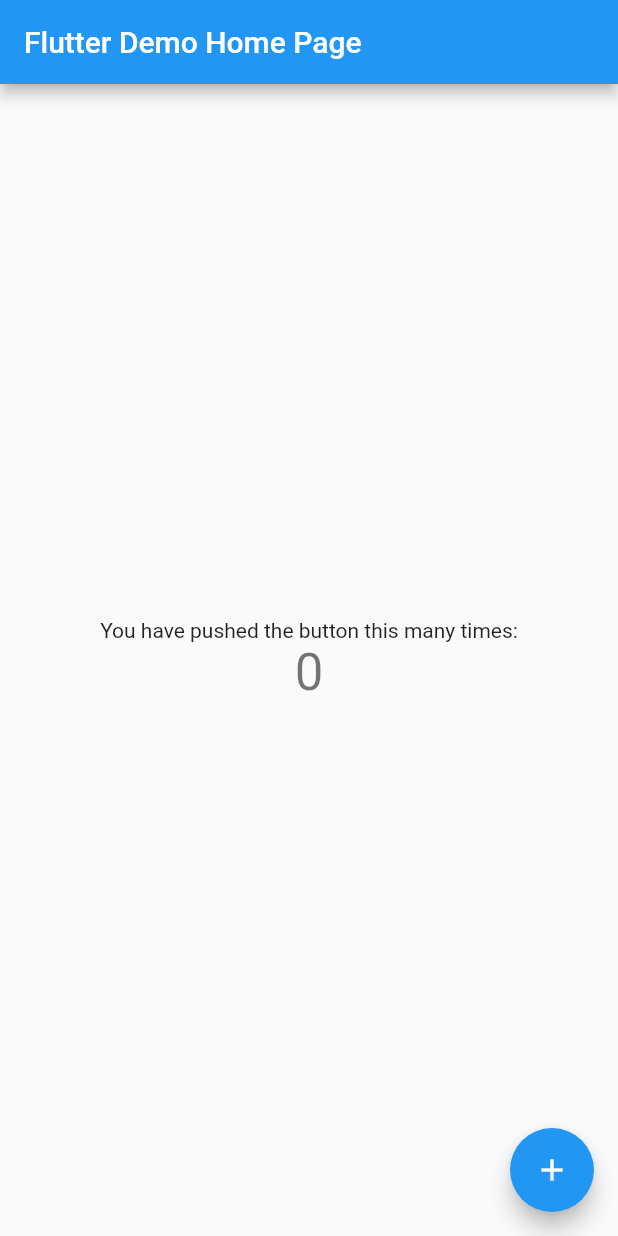
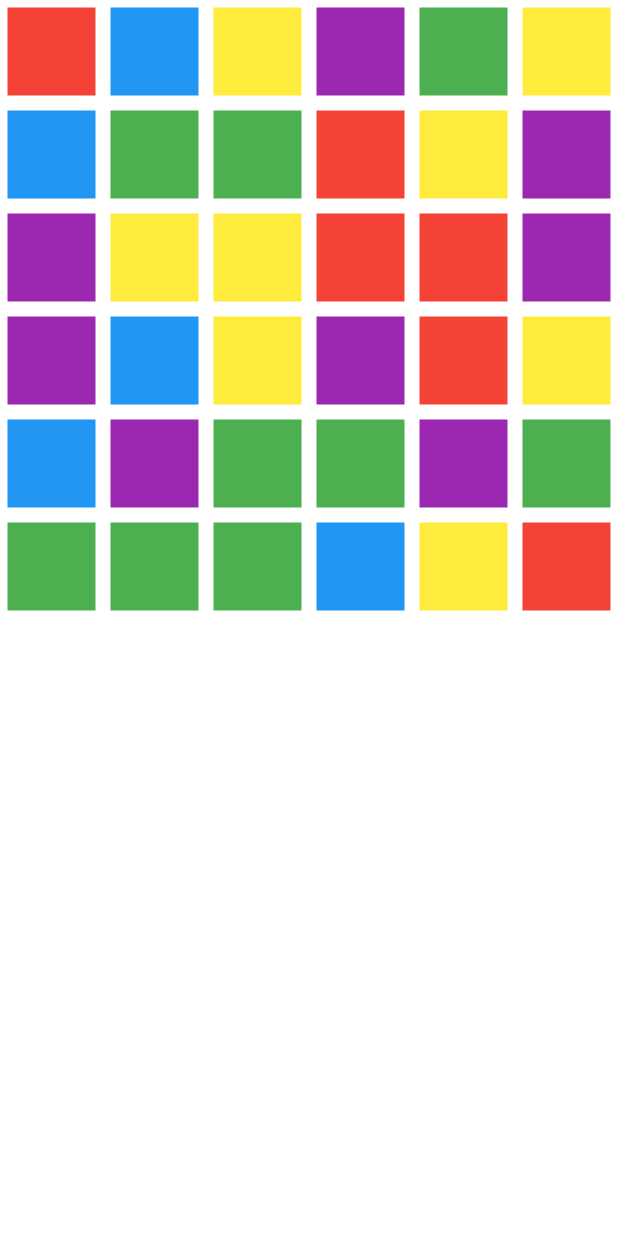
Before and after one commit to blazer82/match-three, a Flutter app: the screen it shows after launch, on a phone screen of 412 x 824 dp. Run offline on Flutter 3.47's test engine with Material 2 defaults, Android fonts, the light colour scheme and no system bars.

Commit message:
Generate random board

```diff
--- a/lib/main.dart
+++ b/lib/main.dart
@@ -1,4 +1,5 @@
 import 'package:flutter/material.dart';
+import 'package:puzzle/ui/home_page.dart';
 
 void main() {
   runApp(const MyApp());
@@ -13,103 +14,9 @@
     return MaterialApp(
       title: 'Flutter Demo',
       theme: ThemeData(
-        // This is the theme of your application.
-        //
-        // Try running your application with "flutter run". You'll see the
-        // application has a blue toolbar. Then, without quitting the app, try
-        // changing the primarySwatch below to Colors.green and then invoke
-        // "hot reload" (press "r" in the console where you ran "flutter run",
-        // or simply save your changes to "hot reload" in a Flutter IDE).
-        // Notice that the counter didn't reset back to zero; the application
-        // is not restarted.
         primarySwatch: Colors.blue,
       ),
-      home: const MyHomePage(title: 'Flutter Demo Home Page'),
+      home: const HomePage(),
     );
   }
 }
-
-class MyHomePage extends StatefulWidget {
-  const MyHomePage({Key? key, required this.title}) : super(key: key);
-
-  // This widget is the home page of your application. It is stateful, meaning
-  // that it has a State object (defined below) that contains fields that affect
-  // how it looks.
-
-  // This class is the configuration for the state. It holds the values (in this
-  // case the title) provided by the parent (in this case the App widget) and
-  // used by the build method of the State. Fields in a Widget subclass are
-  // always marked "final".
-
-  final String title;
-
-  @override
-  State<MyHomePage> createState() => _MyHomePageState();
-}
-
-class _MyHomePageState extends State<MyHomePage> {
-  int _counter = 0;
-
-  void _incrementCounter() {
-    setState(() {
-      // This call to setState tells the Flutter framework that something has
-      // changed in this State, which causes it to rerun the build method below
-      // so that the display can reflect the updated values. If we changed
-      // _counter without calling setState(), then the build method would not be
-      // called again, and so nothing would appear to happen.
-      _counter++;
-    });
-  }
-
-  @override
-  Widget build(BuildContext context) {
-    // This method is rerun every time setState is called, for instance as done
-    // by the _incrementCounter method above.
-    //
-    // The Flutter framework has been optimized to make rerunning build methods
-    // fast, so that you can just rebuild anything that needs updating rather
-    // than having to individually change instances of widgets.
-    return Scaffold(
-      appBar: AppBar(
-        // Here we take the value from the MyHomePage object that was created by
-        // the App.build method, and use it to set our appbar title.
-        title: Text(widget.title),
-      ),
-      body: Center(
-        // Center is a layout widget. It takes a single child and positions it
-        // in the middle of the parent.
-        child: Column(
-          // Column is also a layout widget. It takes a list of children and
-          // arranges them vertically. By default, it sizes itself to fit its
-          // children horizontally, and tries to be as tall as its parent.
-          //
-          // Invoke "debug painting" (press "p" in the console, choose the
-          // "Toggle Debug Paint" action from the Flutter Inspector in Android
-          // Studio, or the "Toggle Debug Paint" command in Visual Studio Code)
-          // to see the wireframe for each widget.
-          //
-          // Column has various properties to control how it sizes itself and
-          // how it positions its children. Here we use mainAxisAlignment to
-          // center the children vertically; the main axis here is the vertical
-          // axis because Columns are vertical (the cross axis would be
-          // horizontal).
-          mainAxisAlignment: MainAxisAlignment.center,
-          children: <Widget>[
-            const Text(
-              'You have pushed the button this many times:',
-            ),
-            Text(
-              '$_counter',
-              style: Theme.of(context).textTheme.headline4,
-            ),
-          ],
-        ),
-      ),
-      floatingActionButton: FloatingActionButton(
-        onPressed: _incrementCounter,
-        tooltip: 'Increment',
-        child: const Icon(Icons.add),
-      ), // This trailing comma makes auto-formatting nicer for build methods.
-    );
-  }
-}
--- /dev/null
+++ b/lib/ui/game_board.dart
@@ -0,0 +1,72 @@
+import 'dart:math';
+
+import 'package:flutter/material.dart';
+
+const rows = 6;
+const cols = 6;
+
+class GameBoard extends StatefulWidget {
+  const GameBoard({Key? key}) : super(key: key);
+
+  @override
+  State<GameBoard> createState() => _GameBoardState();
+}
+
+class _GameBoardState extends State<GameBoard> {
+  List<int> board = List.filled(rows * cols, 0);
+
+  @override
+  void initState() {
+    super.initState();
+
+    final randGen = Random();
+    board = board.map((_) => randGen.nextInt(5)).toList(growable: false);
+  }
+
+  Widget _mapRow({required int row}) {
+    const padding = 5.0;
+    final size = (MediaQuery.of(context).size.width / cols) - (2 * padding);
+
+    return Row(
+      children: board
+          .getRange(row * cols, row * cols + cols)
+          .map((item) => Padding(
+                padding: const EdgeInsets.all(padding),
+                child: Container(
+                  color: _mapColor(index: item),
+                  height: size,
+                  width: size,
+                ),
+              ))
+          .toList(growable: false),
+    );
+  }
+
+  Color _mapColor({required int index}) {
+    switch (index) {
+      case 0:
+        return Colors.red;
+      case 1:
+        return Colors.green;
+      case 2:
+        return Colors.blue;
+      case 3:
+        return Colors.yellow;
+      case 4:
+        return Colors.purple;
+      default:
+        return Colors.black;
+    }
+  }
+
+  @override
+  Widget build(BuildContext context) {
+    return SafeArea(
+      child: Column(
+        children: List.generate(rows, (index) => index)
+            .map((index) => _mapRow(row: index))
+            .toList(growable: false),
+      ),
+    );
+  }
+}
--- /dev/null
+++ b/lib/ui/home_page.dart
@@ -0,0 +1,11 @@
+import 'package:flutter/cupertino.dart';
+import 'package:puzzle/ui/game_board.dart';
+
+class HomePage extends StatelessWidget {
+  const HomePage({Key? key}) : super(key: key);
+
+  @override
+  Widget build(BuildContext context) {
+    return const GameBoard();
+  }
+}
```
